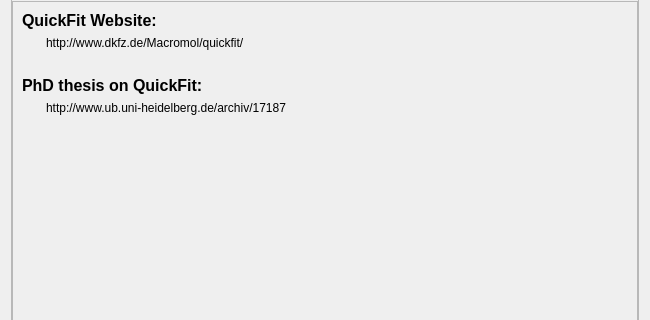
This is application/dlgwelcomescreen.ui in jkriege2/QuickFit3 as Qt 5 draws it before an edit; both pictures show x 0 to 650 and y 146 to 466 of the 650 by 650 pixel window. The edited form follows.
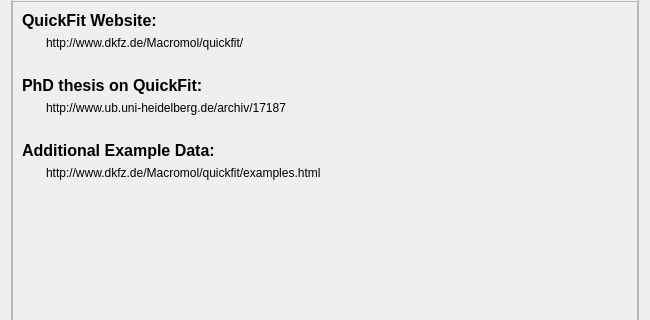
This is the edited form. Icons and pictures are not drawn. Custom widgets are drawn as their Qt base class.

Patch:
```diff
--- a/application/dlgwelcomescreen.ui
+++ b/application/dlgwelcomescreen.ui
@@ -333,6 +333,52 @@
             </property>
            </widget>
           </item>
+          <item>
+           <spacer name="verticalSpacer_3">
+            <property name="orientation">
+             <enum>Qt::Vertical</enum>
+            </property>
+            <property name="sizeType">
+             <enum>QSizePolicy::Fixed</enum>
+            </property>
+            <property name="sizeHint" stdset="0">
+             <size>
+              <width>20</width>
+              <height>20</height>
+             </size>
+            </property>
+           </spacer>
+          </item>
+          <item>
+           <widget class="QLabel" name="label_7">
+            <property name="font">
+             <font>
+              <pointsize>12</pointsize>
+              <weight>75</weight>
+              <bold>true</bold>
+             </font>
+            </property>
+            <property name="text">
+             <string>Additional Example Data:</string>
+            </property>
+           </widget>
+          </item>
+          <item>
+           <widget class="QFEnhancedLabel" name="labExamples">
+            <property name="cursor">
+             <cursorShape>PointingHandCursor</cursorShape>
+            </property>
+            <property name="text">
+             <string>http://www.dkfz.de/Macromol/quickfit/examples.html</string>
+            </property>
+            <property name="indent">
+             <number>24</number>
+            </property>
+            <property name="textInteractionFlags">
+             <set>Qt::LinksAccessibleByMouse|Qt::TextSelectableByMouse</set>
+            </property>
+           </widget>
+          </item>
           <item>
            <spacer name="verticalSpacer">
             <property name="orientation">
```
Left out of the diff: 16 changed lines with no effect on the pictures.
